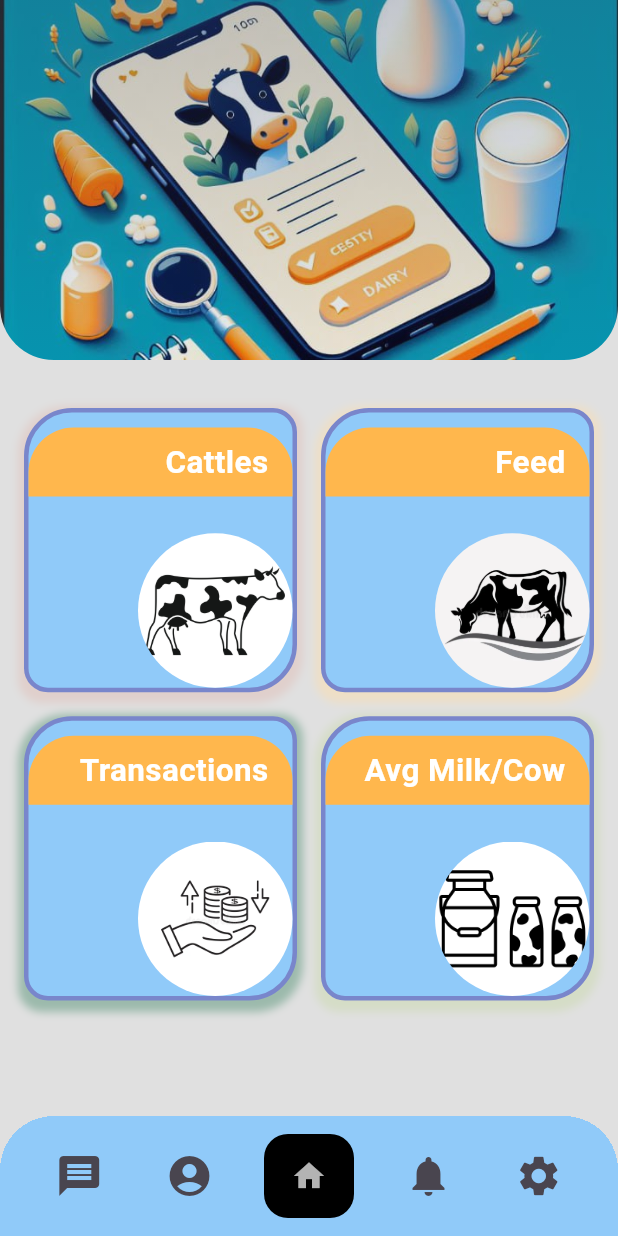
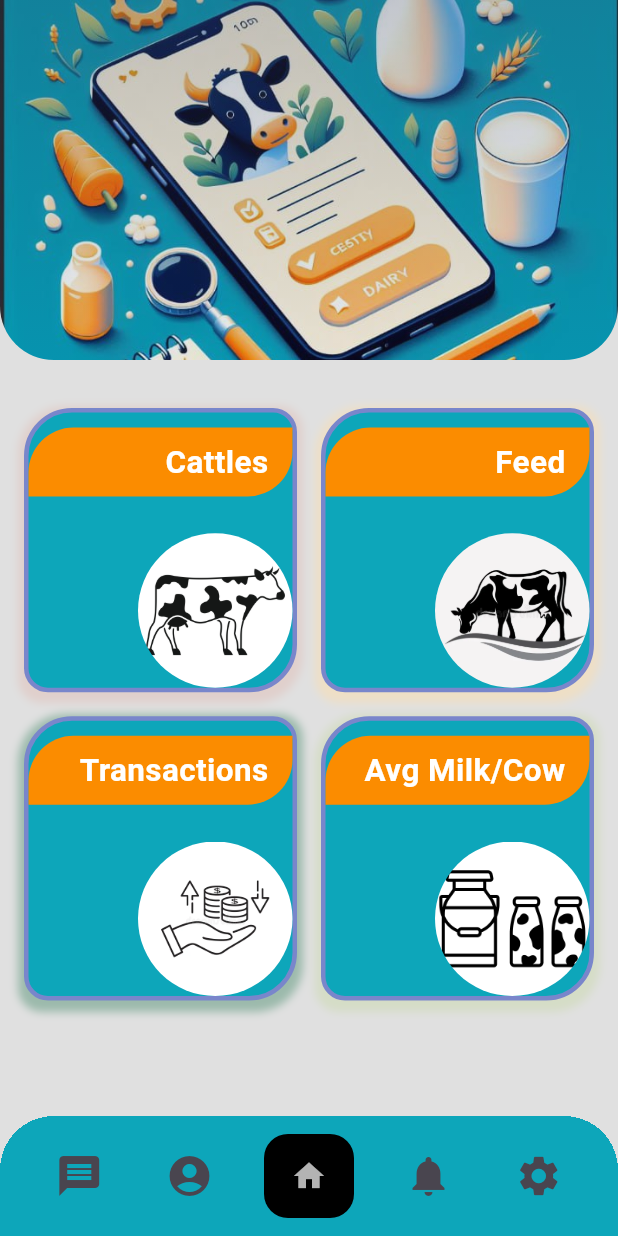
Before and after one commit to mrsushilkumar/DEP24-P20-DairyMgmtApp, a Flutter app: the screen it shows once a user with an empty profile is signed in, on a phone screen of 412 x 824 dp. Run offline on Flutter 3.47's test engine with Material 3 defaults, Android fonts, the phone set to English and light mode, and no system bars; our stand-ins replace cloud_firestore, firebase_auth, firebase_core; accounts and stored records are empty.

Commit message:
ui changes

```diff
--- a/farm_expense_mangement_app/lib/screens/authenticate/login.dart
+++ b/farm_expense_mangement_app/lib/screens/authenticate/login.dart
@@ -23,28 +23,22 @@ class _SignInState extends State<SignIn> {
 
   @override
   Widget build(BuildContext context) {
-    // Color myColor = const Color(0xff39445a);
     return MaterialApp(
       home: Scaffold(
-        backgroundColor: Colors.transparent, // Set background color to transparent
+        backgroundColor: Colors.transparent,
         body: Stack(
           children: [
-            // Background Image
             Positioned.fill(
               child: Image.asset(
-                'asset/f3.jpeg', // Change the path to your image
+                'asset/f3.jpeg',
                 fit: BoxFit.cover,
               ),
             ),
-            // Content
             Column(
-              // mainAxisAlignment: MainAxisAlignment.center,
               children: [
-                // Absolute Positioned AppBar
                 AppBar(
                   backgroundColor: Colors.transparent,
-                  elevation: 0, // Remove the shadow
-
+                  elevation: 0,
                   actions: <Widget>[
                     TextButton.icon(
                       icon: const Icon(
@@ -63,18 +57,16 @@ class _SignInState extends State<SignIn> {
                     ),
                   ],
                 ),
-                // Form Content
                 Padding(
-                  padding: const EdgeInsets.all(20.0), // Add padding
+                  padding: const EdgeInsets.all(50.0),
                   child: Container(
-                    width: 300, // Adjust width as needed
+                    width: 300,
                     decoration: BoxDecoration(
-                      // color: Colors.black.withOpacity(0.3), // Set the color with opacity
-                      borderRadius: BorderRadius.circular(10), // Set border radius
-                      // border: Border.all(color: Colors.black), // Add border
+                      borderRadius: BorderRadius.circular(10),
+                      color: Colors.black.withOpacity(0.5), // Set container color with opacity
                     ),
                     child: Padding(
-                      padding: const EdgeInsets.all(10.0), // Add padding
+                      padding: const EdgeInsets.all(10.0),
                       child: Form(
                         key: _formKey,
                         child: Column(
@@ -97,7 +89,7 @@ class _SignInState extends State<SignIn> {
                             const SizedBox(height: 20.0),
                             ElevatedButton(
                               style: ElevatedButton.styleFrom(
-                                backgroundColor: Colors.orange[900], // Set the button's background color
+                                backgroundColor: Colors.orange[900],
                               ),
                               onPressed: () async {
                                 if (_formKey.currentState!.validate()) {
@@ -115,6 +107,16 @@ class _SignInState extends State<SignIn> {
                                 style: TextStyle(color: Colors.white),
                               ),
                             ),
+                            TextButton(
+                              onPressed: () {
+                                // Add your 'Forgot Password' action here
+                                // For example, you can navigate to a new screen for password reset
+                              },
+                              child: const Text(
+                                'Forgot Password?',
+                                style: TextStyle(color: Colors.white),
+                              ),
+                            ),
                           ],
                         ),
                       ),
--- a/farm_expense_mangement_app/lib/screens/home/homepage.dart
+++ b/farm_expense_mangement_app/lib/screens/home/homepage.dart
@@ -190,7 +190,7 @@ class _HomePageState extends State<HomePage> {
                     dryCowsColor,
                         () => Navigator.push(
                       context,
-                      MaterialPageRoute(builder: (context) => const DryCowsPage()),
+                      MaterialPageRoute(builder: (context) =>  DryCowsPage()),
                     ),
                   ),
                 ),
@@ -227,7 +227,7 @@ class _HomePageState extends State<HomePage> {
       child: Container(
         height: MediaQuery.of(context).size.height * 0.23,
         decoration: BoxDecoration(
-          color: Colors.blue[200],
+          color:Color.fromRGBO(13, 166, 186, 1.0),
           border: Border.all(
             color: Colors.indigo.shade300,
             width: 3,
@@ -278,12 +278,12 @@ class _HomePageState extends State<HomePage> {
                 margin: const EdgeInsets.fromLTRB(0, 10, 0, 0),
                 padding: const EdgeInsets.symmetric(horizontal: 16, vertical: 8),
                 decoration: BoxDecoration(
-                  color: Colors.orange[300],
+                  color: Colors.orange[600],
                   borderRadius: const BorderRadius.only(
                     topLeft: Radius.circular(30),
-                    topRight: Radius.circular(30),
+                    topRight: Radius.circular(0),
                     bottomLeft: Radius.circular(0),
-                    bottomRight: Radius.circular(0),
+                    bottomRight: Radius.circular(30),
                   ),
                 ),
                 child: Text(
--- a/farm_expense_mangement_app/lib/screens/wrappers/wrapperhome.dart
+++ b/farm_expense_mangement_app/lib/screens/wrappers/wrapperhome.dart
@@ -65,7 +65,7 @@ class _WrapperHomePageState extends State<WrapperHomePage> {
           topRight: Radius.circular(36),
         ),
         child: BottomAppBar(
-          color: Colors.blue[200],
+          color:Color.fromRGBO(13, 166, 186, 1.0),
           child: Row(
             mainAxisAlignment: MainAxisAlignment.spaceAround,
             children: [
```
